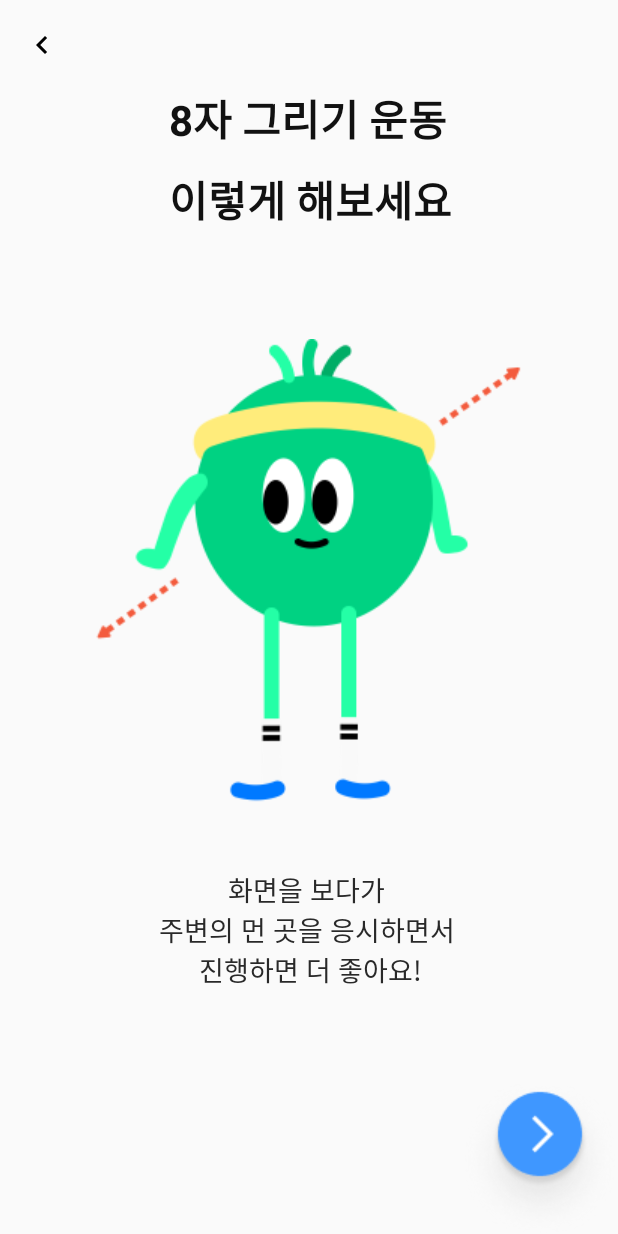
After one commit to Nexters/EyeLong-android, an Android app: the StartExerciseActivity screen opened directly, with no data from a screen before it, on a phone screen of 412 x 824 dp. The commit adds this screen. Run offline under Robolectric (Android 15) with nearby library versions, the phone set to English and light mode, and no system bars.

Commit message:
Remove and Add View

```diff
--- a/app/src/main/AndroidManifest.xml
+++ b/app/src/main/AndroidManifest.xml
@@ -9,7 +9,8 @@
         android:roundIcon="@mipmap/ic_launcher_round"
         android:supportsRtl="true"
         android:theme="@style/Theme.AppCompat.Light.NoActionBar">
-        <activity android:name=".ui.exercise.AddEyeExerciseActivity"></activity>
+        <activity android:name=".ui.StartExerciseActivity"></activity>
+        <activity android:name=".ui.exercise.AddEyeExerciseActivity" />
         <activity android:name=".ui.exercise.EyeExerciseDetailActivity" />
         <activity android:name=".ui.exercise.EyeExerciseActivity" />
         <activity android:name=".ui.MainActivity">
--- a/app/src/main/java/com/teamnexters/eyelong/db/dao/ExerciseDao.kt
+++ b/app/src/main/java/com/teamnexters/eyelong/db/dao/ExerciseDao.kt
@@ -14,7 +14,7 @@ interface ExerciseDao {
     fun getExerciseAll(): LiveData<List<Exercise>>
 
     @Query("SELECT * FROM exercise WHERE id = :id")
-    fun getExerciseInfo(id : Int) : LiveData<Exercise>
+    fun getExerciseInfo(id : Int) : Exercise
 
     @Query("DELETE FROM exercise")
     suspend fun deleteAllExercise()
--- a/app/src/main/java/com/teamnexters/eyelong/db/dao/ExerciseHistoryDao.kt
+++ b/app/src/main/java/com/teamnexters/eyelong/db/dao/ExerciseHistoryDao.kt
@@ -11,7 +11,7 @@ import com.teamnexters.eyelong.db.entity.ExerciseHistory
 interface ExerciseHistoryDao {
 
     @Insert(onConflict = OnConflictStrategy.IGNORE)
-    fun insertHistory(exerciseHistory: ExerciseHistory)
+    suspend fun insertHistory(exerciseHistory: ExerciseHistory)
 
     @Query("SELECT * FROM exercise_history ORDER BY user_id")
     fun getHistoryAll(): LiveData<List<ExerciseHistory>>
--- a/app/src/main/java/com/teamnexters/eyelong/repository/ExerciseRepository.kt
+++ b/app/src/main/java/com/teamnexters/eyelong/repository/ExerciseRepository.kt
@@ -8,8 +8,8 @@ class ExerciseRepository(private val exerciseDao: ExerciseDao) {
 
     val allExercise : LiveData<List<Exercise>> = exerciseDao.getExerciseAll()
 
-    fun getExerciseInfo(id : Int) {
-        exerciseDao.getExerciseInfo(id)
+    fun getExerciseInfo(id : Int) : Exercise {
+        return exerciseDao.getExerciseInfo(id)
     }
 
     suspend fun insert(exercise: Exercise) {
--- a/app/src/main/java/com/teamnexters/eyelong/ui/MainActivity.kt
+++ b/app/src/main/java/com/teamnexters/eyelong/ui/MainActivity.kt
@@ -3,12 +3,17 @@ package com.teamnexters.eyelong.ui
 import android.content.Intent
 import android.os.Bundle
 import androidx.appcompat.app.AppCompatActivity
+import androidx.lifecycle.ViewModelProvider
 import com.teamnexters.eyelong.R
 import com.teamnexters.eyelong.db.AppDatabase
 import com.teamnexters.eyelong.ui.exercise.EyeExerciseActivity
+import com.teamnexters.eyelong.ui.exercise.viewmodel.ExerciseHistoryViewModel
+import com.teamnexters.eyelong.ui.exercise.viewmodel.ExerciseViewModel
 import kotlinx.android.synthetic.main.activity_main.*
 
 class MainActivity : AppCompatActivity() {
+
+    lateinit var exerciseViewModel : ExerciseViewModel
 
     override fun onCreate(savedInstanceState: Bundle?) {
         super.onCreate(savedInstanceState)
@@ -18,7 +23,6 @@ class MainActivity : AppCompatActivity() {
             var intent = Intent(this, EyeExerciseActivity::class.java)
             startActivity(intent)
         }
-
         //val userDao = AppDatabase.getAppDatabase(applicationContext, )!!.userDao()
 
     }
--- /dev/null
+++ b/app/src/main/java/com/teamnexters/eyelong/ui/StartExerciseActivity.kt
@@ -0,0 +1,30 @@
+package com.teamnexters.eyelong.ui
+
+import androidx.appcompat.app.AppCompatActivity
+import android.os.Bundle
+import android.view.Gravity
+import android.view.View
+import android.widget.Toast
+import com.teamnexters.eyelong.R
+import com.teamnexters.eyelong.util.KCustomToast
+import kotlinx.android.synthetic.main.activity_start_exercise.*
+
+class StartExerciseActivity : AppCompatActivity() {
+
+    override fun onCreate(savedInstanceState: Bundle?) {
+        super.onCreate(savedInstanceState)
+        setContentView(R.layout.activity_start_exercise)
+
+        btn_next_blue_img.setOnClickListener {
+            //Toast 띄우기
+            showInfoToastWithTypeface(it)
+
+            //1초 후에 intent하기
+
+        }
+    }
+
+    fun showInfoToastWithTypeface(view: View) {
+        KCustomToast.infoToast(this, getString(R.string.block_blue_light) , KCustomToast.GRAVITY_BOTTOM)
+    }
+}
--- a/app/src/main/java/com/teamnexters/eyelong/ui/exercise/adapter/EyeExerciseRecyclerViewAdapter.kt
+++ b/app/src/main/java/com/teamnexters/eyelong/ui/exercise/adapter/EyeExerciseRecyclerViewAdapter.kt
@@ -83,6 +83,8 @@ class EyeExerciseRecyclerViewAdapter(val ctx: Context, val dataList: ArrayList<E
 
         holder.delete_btn.setOnClickListener {
             //dataList 아이템 삭제
+            dataList.removeAt(position)
+            notifyDataSetChanged()
         }
     }
 
--- a/app/src/main/java/com/teamnexters/eyelong/ui/exercise/viewmodel/ExerciseHistoryViewModel.kt
+++ b/app/src/main/java/com/teamnexters/eyelong/ui/exercise/viewmodel/ExerciseHistoryViewModel.kt
@@ -16,12 +16,12 @@ class ExerciseHistoryViewModel (application: Application) : AndroidViewModel(app
     val allExerciseHistory : LiveData<List<ExerciseHistory>>
 
     init {
-        val exerciseHistoryDao = AppDatabase.getAppDatabase(application, viewModelScope)!!.exerciseHistoryDao()
+        val exerciseHistoryDao = AppDatabase.getAppDatabase(application)!!.exerciseHistoryDao()
         repository = ExerciseHistoryRepository(exerciseHistoryDao)
         allExerciseHistory = repository.allExercise
     }
 
     fun getExerciseInfo(id : Int) = repository.getExerciseInfo(id)
 
-    fun getExerciseInfoBy(create_time : String) = repository.getExerciseInfoByCreateTime(create_time)
+    fun getExerciseInfoByCreateTime(create_time : String) = repository.getExerciseInfoByCreateTime(create_time)
 }
--- a/app/src/main/java/com/teamnexters/eyelong/ui/exercise/viewmodel/ExerciseViewModel.kt
+++ b/app/src/main/java/com/teamnexters/eyelong/ui/exercise/viewmodel/ExerciseViewModel.kt
@@ -14,7 +14,7 @@ class ExerciseViewModel (application: Application) : AndroidViewModel(applicatio
     val allExercise: LiveData<List<Exercise>>
 
     init {
-        val exerciseDao = AppDatabase.getAppDatabase(application, viewModelScope)!!.exerciseDao()
+        val exerciseDao = AppDatabase.getAppDatabase(application)!!.exerciseDao()
         repository = ExerciseRepository(exerciseDao)
         allExercise = repository.allExercise
     }
--- /dev/null
+++ b/app/src/main/res/layout/activity_start_exercise.xml
@@ -0,0 +1,93 @@
+<?xml version="1.0" encoding="utf-8"?>
+<androidx.constraintlayout.widget.ConstraintLayout xmlns:android="http://schemas.android.com/apk/res/android"
+    xmlns:app="http://schemas.android.com/apk/res-auto"
+    xmlns:tools="http://schemas.android.com/tools"
+    android:layout_width="match_parent"
+    android:layout_height="match_parent"
+    tools:context=".ui.StartExerciseActivity">
+
+    <!--back btn-->
+    <ImageView
+        android:id="@+id/img_btn_back"
+        android:layout_width="24dp"
+        android:layout_height="24dp"
+        android:layout_marginStart="16dp"
+        android:layout_marginTop="18dp"
+        android:src="@drawable/ic_back_btn_black_24dp"
+        app:layout_constraintStart_toStartOf="parent"
+        app:layout_constraintTop_toTopOf="parent" />
+
+    <!--main text-->
+    <androidx.constraintlayout.widget.ConstraintLayout
+        android:id="@+id/cl_main_text"
+        android:layout_width="wrap_content"
+        android:layout_height="wrap_content"
+        android:layout_marginTop="16dp"
+        app:layout_constraintEnd_toEndOf="parent"
+        app:layout_constraintStart_toStartOf="parent"
+        app:layout_constraintTop_toBottomOf="@+id/img_btn_back">
+
+        <TextView
+            android:id="@+id/tv_like_desert"
+            android:layout_width="wrap_content"
+            android:layout_height="wrap_content"
+            android:layout_marginStart="2dp"
+            android:text="8자 그리기 운동"
+            android:textColor="@color/colorBlack_800"
+            android:textSize="28sp"
+            android:textStyle="bold"
+            app:layout_constraintStart_toStartOf="parent"
+            app:layout_constraintTop_toTopOf="parent" />
+
+        <TextView
+            android:id="@+id/tv_for_eyes"
+            android:layout_width="wrap_content"
+            android:layout_height="wrap_content"
+            android:layout_marginStart="2dp"
+            android:layout_marginTop="12dp"
+            android:text="이렇게 해보세요"
+            android:textColor="@color/colorBlack_800"
+            android:textSize="28sp"
+            android:textStyle="bold"
+            app:layout_constraintStart_toStartOf="parent"
+            app:layout_constraintTop_toBottomOf="@+id/tv_like_desert" />
+
+    </androidx.constraintlayout.widget.ConstraintLayout>
+
+    <ImageView
+        android:id="@+id/img_green_icon"
+        android:layout_width="wrap_content"
+        android:layout_height="wrap_content"
+        app:layout_constraintTop_toBottomOf="@+id/cl_main_text"
+        app:layout_constraintEnd_toEndOf="parent"
+        app:layout_constraintStart_toStartOf="parent"
+        android:layout_marginTop="72dp"
+        android:src="@drawable/exercise_img_8"
+        />
+
+
+    <TextView
+        android:id="@+id/tv_description_center"
+        android:layout_width="wrap_content"
+        android:layout_height="wrap_content"
+        android:layout_marginStart="2dp"
+        android:text="화면을 보다가 \n주변의 먼 곳을 응시하면서 \n진행하면 더 좋아요!"
+        android:textAlignment="center"
+        android:textColor="@color/colorBlack_700"
+        android:textSize="18sp"
+        app:layout_constraintStart_toStartOf="parent"
+        app:layout_constraintEnd_toEndOf="parent"
+        app:layout_constraintTop_toBottomOf="@+id/img_green_icon"
+        android:layout_marginTop="42dp"/>
+
+    <ImageView
+        android:id="@+id/btn_next_blue_img"
+        android:layout_width="wrap_content"
+        android:layout_height="wrap_content"
+        android:src="@drawable/enabled"
+        app:layout_constraintBottom_toBottomOf="parent"
+        app:layout_constraintEnd_toEndOf="parent"
+        />
+
+
+</androidx.constraintlayout.widget.ConstraintLayout>
--- a/app/src/main/res/values/strings.xml
+++ b/app/src/main/res/values/strings.xml
@@ -44,4 +44,7 @@
     <string name="exercise_reference_detail">눈이 아프면 운동을 멈춰주세요. 그리고 눈 운동의 효과는 사람마다 다를 수 있습니다.</string>
 
 
+
+    <string name="block_blue_light">잠깐! 블루라이트 차단 모드를 켜주세요!</string>
+
 </resources>
```
Also changed, not shown: app/src/main/java/com/teamnexters/eyelong/db/AppDatabase.kt (+19 -100 lines), app/src/main/java/com/teamnexters/eyelong/ui/exercise/EyeExerciseActivity.kt (+62 -11 lines), app/src/main/java/com/teamnexters/eyelong/util/KCustomToast.kt (added, +36 -0 lines), app/src/main/res/drawable/toast_btn_black_round_btn.xml (added, +7 -0 lines), app/src/main/res/layout/custom_toast_layout.xml (added, +30 -0 lines), app/src/main/res/drawable-v24/enabled.png (added), app/src/main/res/drawable-v24/exercise_img_8.png (added).
